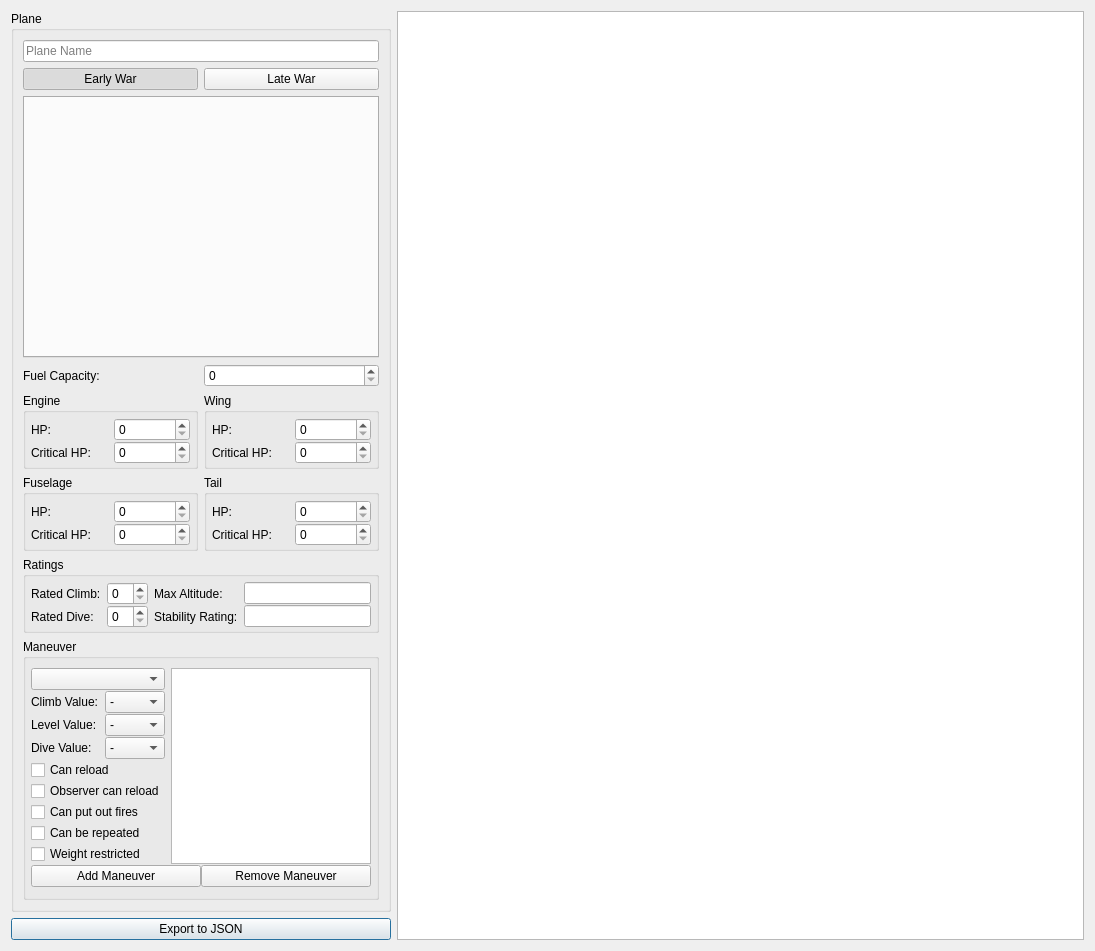
wchamilton/CEManeuverLog, file editor/PlaneEditor.ui: the form before one commit.
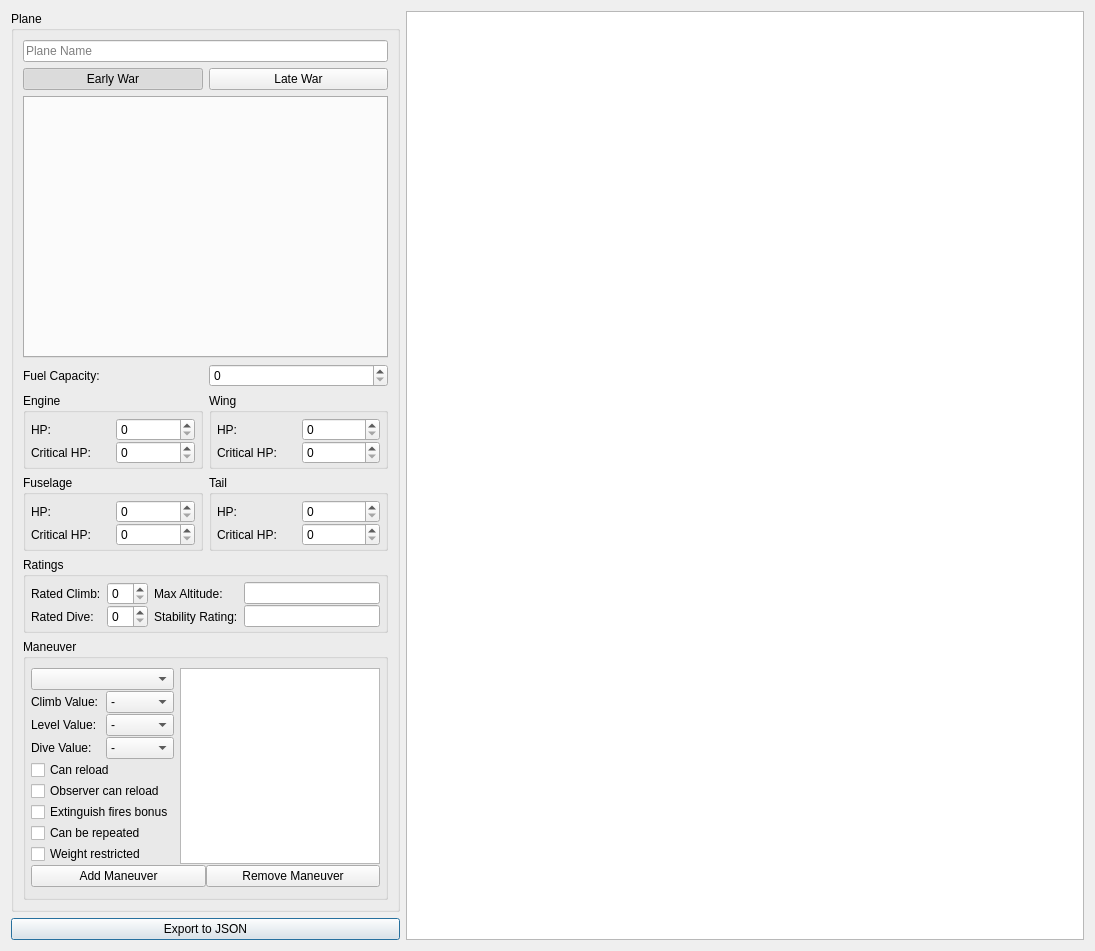
The form after the commit. Icons and pictures are not drawn.

Patch:
```diff
--- a/editor/PlaneEditor.ui
+++ b/editor/PlaneEditor.ui
@@ -429,7 +429,7 @@
          <item row="6" column="0" colspan="2">
           <widget class="QCheckBox" name="set_can_put_out_fires">
            <property name="text">
-            <string>Can put out fires</string>
+            <string>Extinguish fires bonus</string>
            </property>
           </widget>
          </item>
```
